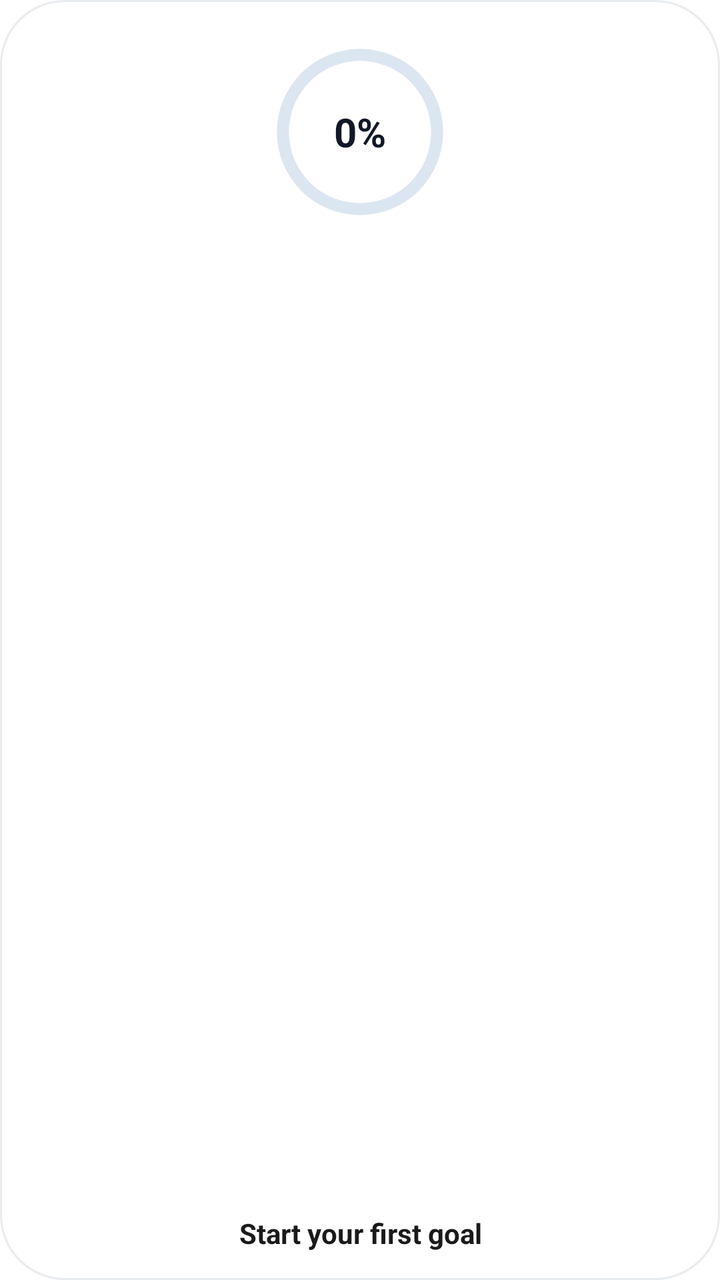
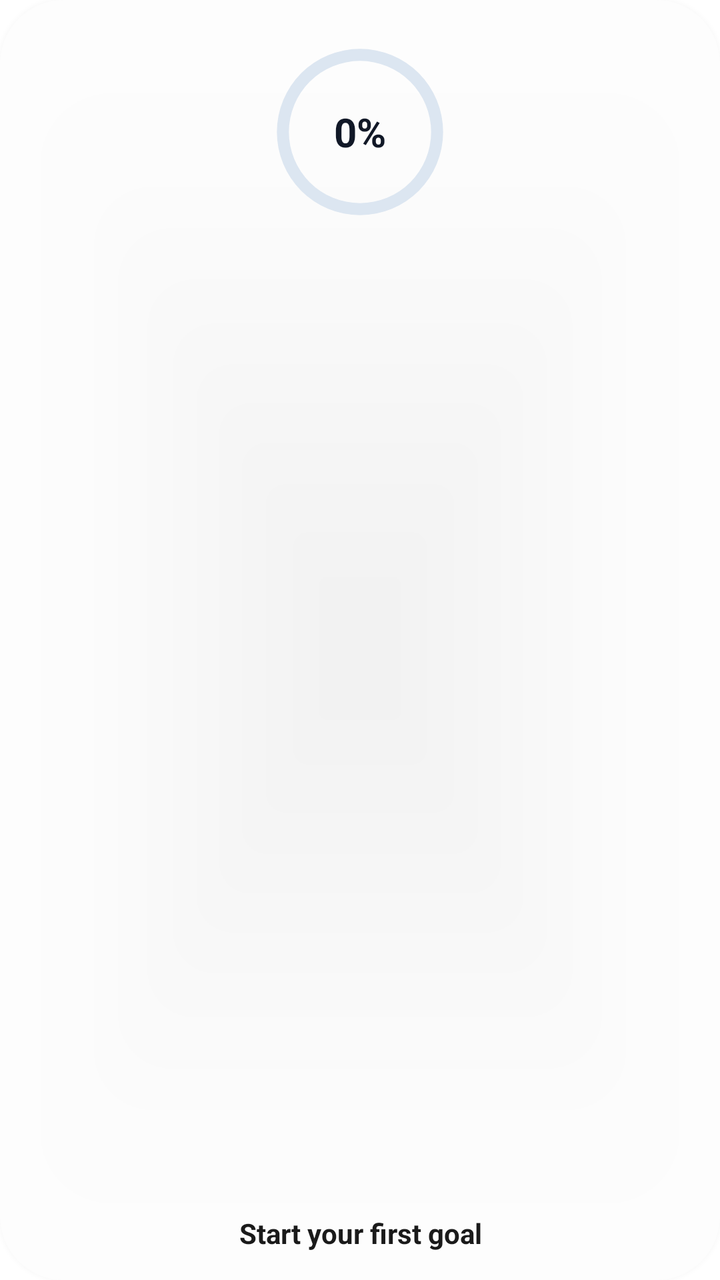

An Android layout rendered at two revisions. The XML below is the earlier revision; the diff shows what the commit changed to produce the second picture.
<!-- AndroidManifest.xml: fallback theme Theme.MaterialComponents.DayNight.NoActionBar -->
<!-- res/layout/goal_progress_widget.xml -->
<?xml version="1.0" encoding="utf-8"?>
<LinearLayout xmlns:android="http://schemas.android.com/apk/res/android"
    android:id="@+id/widget_goal_container"
    android:layout_width="match_parent"
    android:layout_height="match_parent"
    android:background="@drawable/balance_card_background"
    android:gravity="center"
    android:orientation="horizontal"
    android:padding="14dp">

    <LinearLayout
        android:layout_width="match_parent"
        android:layout_height="match_parent"
        android:gravity="center_horizontal"
        android:orientation="vertical">

        <FrameLayout
            android:layout_width="96dp"
            android:layout_height="96dp"
            android:layout_marginTop="4dp">

            <ProgressBar
                android:id="@+id/widget_goal_progress_bar"
                style="@style/Widget.Flux.CircularProgressBar"
                android:layout_width="match_parent"
                android:layout_height="match_parent"
                android:max="100"
                android:progress="0" />

            <TextView
                android:id="@+id/widget_goal_progress_text"
                android:layout_width="wrap_content"
                android:layout_height="wrap_content"
                android:layout_gravity="center"
                android:text="0%"
                android:textColor="@color/widget_goal_progress_text"
                android:textSize="20sp"
                android:textStyle="bold" />
        </FrameLayout>

        <LinearLayout
            android:layout_width="match_parent"
            android:layout_height="0dp"
            android:layout_weight="1" />

        <TextView
            android:id="@+id/widget_goal_name"
            android:layout_width="match_parent"
            android:layout_height="wrap_content"
            android:ellipsize="end"
            android:gravity="center"
            android:maxLines="2"
            android:text="Start your first goal"
            android:textColor="@color/widget_text_primary"
            android:textSize="14sp"
            android:textStyle="bold" />
    </LinearLayout>

</LinearLayout>
<!-- resources referenced by this layout -->
<resources>
  <color name="widget_goal_progress_text">#111827</color>
  <color name="widget_text_primary">#1A1A1A</color>
  <!-- drawable balance_card_background (drawable) -->
  <?xml version="1.0" encoding="utf-8"?>
  <layer-list xmlns:android="http://schemas.android.com/apk/res/android">
      
      <item
          android:left="1dp"
          android:top="1dp"
          android:right="1dp"
          android:bottom="1dp">
          <shape>
              <solid android:color="@color/widget_card_bg" />
              <corners android:radius="32dp" />
          </shape>
      </item>
      
      <item>
          <shape>
              <solid android:color="@android:color/transparent" />
              <corners android:radius="32dp" />
              <stroke
                  android:width="1dp"
                  android:color="@color/widget_divider" />
          </shape>
      </item>
  </layer-list>
  <style name="Widget.Flux.CircularProgressBar" parent="@android:style/Widget.ProgressBar">
          <item name="android:indeterminateOnly">false</item>
          <item name="android:progressDrawable">@drawable/widget_goal_progress_drawable</item>
          <item name="android:minWidth">110dp</item>
          <item name="android:maxWidth">110dp</item>
          <item name="android:minHeight">110dp</item>
          <item name="android:maxHeight">110dp</item>
      </style>
  <color name="widget_card_bg">#FFFFFFFF</color>
  <color name="widget_divider">#E9ECEF</color>
  <!-- drawable widget_goal_progress_drawable (drawable) -->
  <?xml version="1.0" encoding="utf-8"?>
  <layer-list xmlns:android="http://schemas.android.com/apk/res/android">
      <item android:id="@android:id/background">
          <shape
              android:innerRadiusRatio="2.7"
              android:shape="ring"
              android:thicknessRatio="16"
              android:useLevel="false">
              <solid android:color="@color/widget_goal_track" />
          </shape>
      </item>
  
      <item android:id="@android:id/progress">
          <rotate
              android:fromDegrees="-90"
              android:pivotX="50%"
              android:pivotY="50%"
              android:toDegrees="-90">
              <shape
                  android:innerRadiusRatio="2.7"
                  android:shape="ring"
                  android:thicknessRatio="16"
                  android:useLevel="true">
                  <solid android:color="@color/widget_goal_progress" />
              </shape>
          </rotate>
      </item>
  </layer-list>
  <color name="widget_goal_track">#DCE6F1</color>
  <color name="widget_goal_progress">#0079DC</color>
</resources>

<!-- the commit's change to res/layout/goal_progress_widget.xml (unified diff, before → after) -->
@@ -6,7 +6,8 @@
     android:background="@drawable/balance_card_background"
     android:gravity="center"
     android:orientation="horizontal"
-    android:padding="14dp">
+    android:padding="14dp"
+    android:elevation="6dp">
 
     <LinearLayout
         android:layout_width="match_parent"
<!-- resource entries referenced after the edit -->
@@ -5,25 +5,10 @@
   <!-- drawable balance_card_background (drawable) -->
   <?xml version="1.0" encoding="utf-8"?>
   <layer-list xmlns:android="http://schemas.android.com/apk/res/android">
-      
-      <item
-          android:left="1dp"
-          android:top="1dp"
-          android:right="1dp"
-          android:bottom="1dp">
+      <item>
           <shape>
               <solid android:color="@color/widget_card_bg" />
               <corners android:radius="32dp" />
-          </shape>
-      </item>
-      
-      <item>
-          <shape>
-              <solid android:color="@android:color/transparent" />
-              <corners android:radius="32dp" />
-              <stroke
-                  android:width="1dp"
-                  android:color="@color/widget_divider" />
           </shape>
       </item>
   </layer-list>
@@ -35,8 +20,7 @@
           <item name="android:minHeight">110dp</item>
           <item name="android:maxHeight">110dp</item>
       </style>
-  <color name="widget_card_bg">#FFFFFFFF</color>
-  <color name="widget_divider">#E9ECEF</color>
+  <color name="widget_card_bg">#A6FFFFFF</color>
   <!-- drawable widget_goal_progress_drawable (drawable) -->
   <?xml version="1.0" encoding="utf-8"?>
   <layer-list xmlns:android="http://schemas.android.com/apk/res/android">
